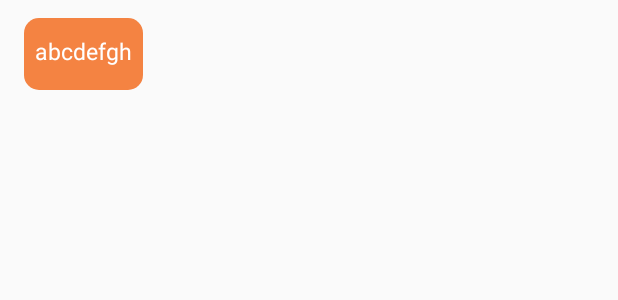
After one commit to ParvathiRPai/SmartPhoneApplication, an Android app: the layout bot_message.xml on its own in the app's theme, with its tools: preview values and no code run, on a phone screen of 412 x 824 dp. The commit adds this screen. Shown: the top 300 px of the screen. Run offline under Robolectric (Android 15) with nearby library versions, the phone set to English and light mode, and no system bars.

Commit message:
check-int bot activity layout

```diff
--- /dev/null
+++ b/app/src/main/res/drawable/bubble_bg.xml
@@ -0,0 +1,5 @@
+<?xml version="1.0" encoding="utf-8"?>
+<shape android:shape="rectangle" xmlns:android="http://schemas.android.com/apk/res/android">
+    <solid android:color="#f48342"/>
+    <corners android:radius="10dp"/>
+</shape>
--- /dev/null
+++ b/app/src/main/res/drawable/chat_bg.xml
@@ -0,0 +1,6 @@
+<?xml version="1.0" encoding="utf-8"?>
+<shape android:shape="rectangle" xmlns:android="http://schemas.android.com/apk/res/android">
+    <corners android:radius="7.5dp"/>
+    <stroke android:color="@color/green" android:width="2dp"/>
+    <solid android:color="@color/white"/>
+</shape>
--- /dev/null
+++ b/app/src/main/res/drawable/user_bg.xml
@@ -0,0 +1,5 @@
+<?xml version="1.0" encoding="utf-8"?>
+<shape android:shape="rectangle" xmlns:android="http://schemas.android.com/apk/res/android">
+    <solid android:color="#3261ad"/>
+    <corners android:radius="10dp"/>
+</shape>
--- /dev/null
+++ b/app/src/main/res/layout/bot_message.xml
@@ -0,0 +1,39 @@
+<?xml version="1.0" encoding="utf-8"?>
+<FrameLayout xmlns:android="http://schemas.android.com/apk/res/android"
+             android:layout_width="wrap_content"
+             android:layout_height="wrap_content"
+             android:layout_margin="8dp">
+
+    <LinearLayout
+            android:id="@+id/botMsgLayout"
+            android:layout_width="wrap_content"
+            android:layout_height="wrap_content"
+            android:layout_gravity="start|center_vertical"
+            android:layout_marginTop="4dp"
+            android:layout_marginBottom="4dp"
+            android:layout_marginEnd="16dp"
+            android:layout_marginStart="8dp"
+            android:background="@drawable/bubble_bg"
+            android:gravity="start|center_vertical"
+            android:orientation="vertical">
+
+        <TextView
+                android:id="@+id/chatMsg"
+                android:layout_width="wrap_content"
+                android:layout_height="wrap_content"
+                android:layout_marginTop="4dp"
+                android:padding="7.5dp"
+                android:textColor="@color/white"
+                android:text="abcdefgh"
+                android:textSize="15sp" />
+
+        <FrameLayout
+                android:id="@+id/container"
+                android:layout_width="match_parent"
+                android:layout_height="wrap_content"
+                android:layout_marginTop="8dp">
+
+        </FrameLayout>
+
+    </LinearLayout>
+</FrameLayout>
```
Also changed, not shown: app/build.gradle (+7 -7 lines), app/src/main/java/bot/RequestJavaV2Task.java (+16 -8 lines), app/src/main/java/com/codepath/iClaim/BotActivity.java (added, +162 -0 lines), app/src/main/res/layout/activity_bot.xml (added, +73 -0 lines), app/src/main/res/values/colors.xml (+7 -0 lines), app/src/main/res/values/strings.xml (+7 -0 lines), app/src/main/res/values/styles.xml (+9 -0 lines), app/src/main/res/drawable/micro.png (added), app/src/main/res/drawable/send.png (added).
